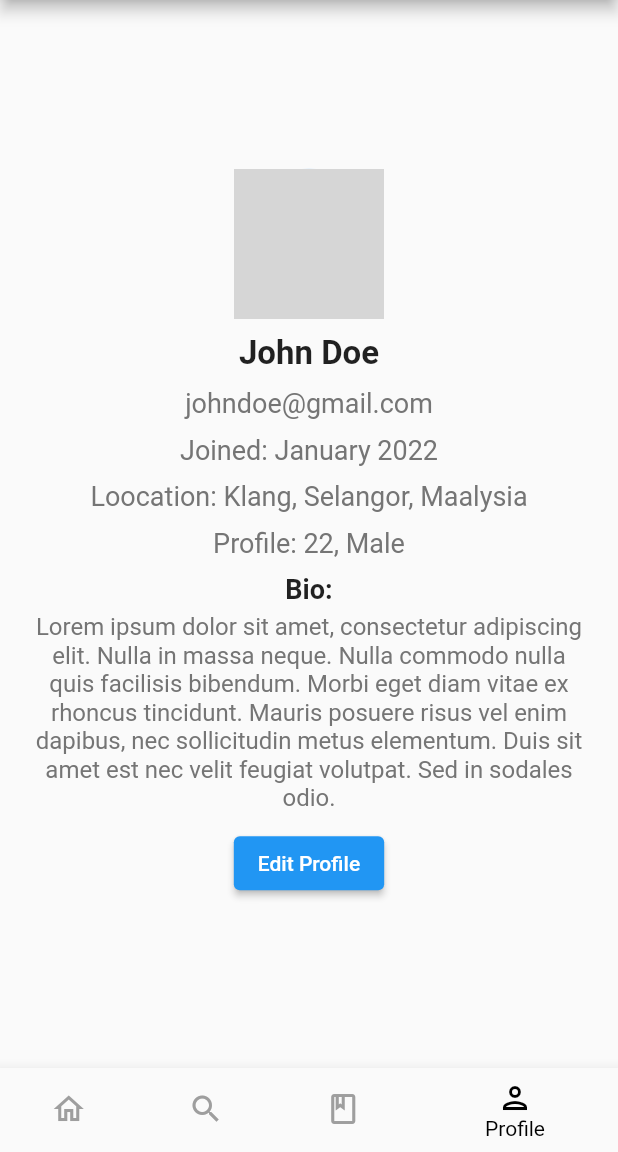
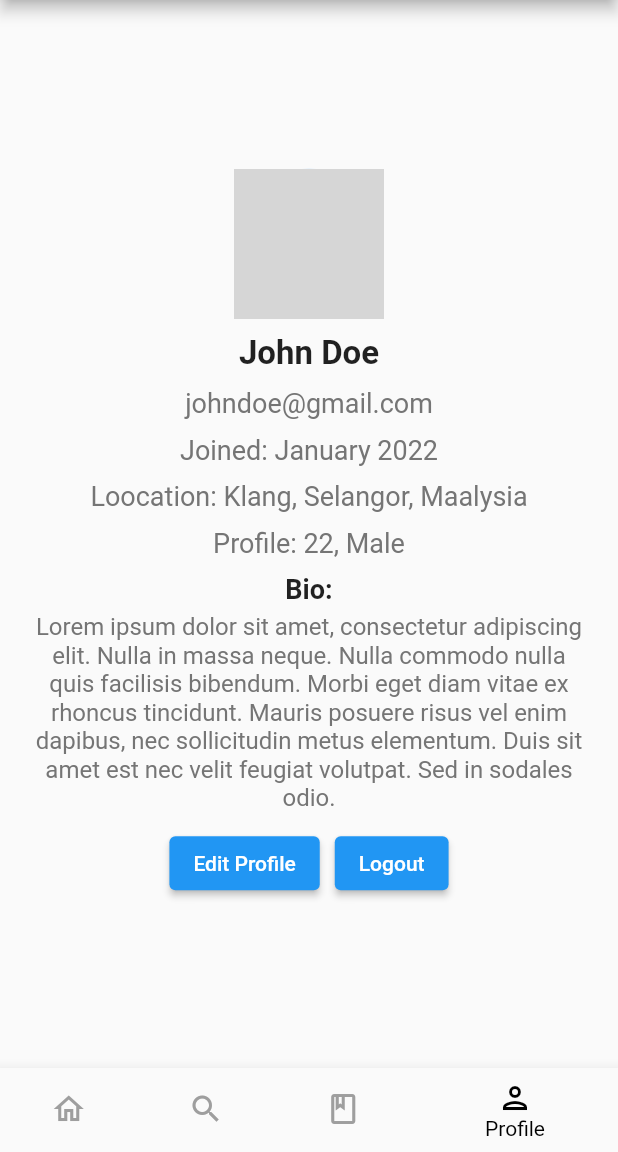
Before and after one commit to FACZ-MAP-Project/PetYatu, a Flutter app: the screen it shows after launch, item 4 of the bottom bar chosen, on a phone screen of 412 x 824 dp, the part 84-1236 px from its top. Run offline on Flutter 3.47's test engine with Material 2 defaults, Android fonts, the phone set to English and light mode, and no system bars; our stand-ins replace card_swiper; network calls fail; grey boxes are pictures that could not be loaded.

Commit message:
qq: added logout button

```diff
--- a/lib/views/profile_person_page.dart
+++ b/lib/views/profile_person_page.dart
@@ -79,14 +79,27 @@ class Profile extends StatelessWidget {
               ),
             ),
             SizedBox(height: 10.0),
+            Row(
+              mainAxisAlignment: MainAxisAlignment.center,
+              children: [
                 ElevatedButton(
                   onPressed: () {
                     Navigator.push(
                       context,
-                  MaterialPageRoute(builder: (context) => EditProfilePage()),
+                      MaterialPageRoute(
+                          builder: (context) => EditProfilePage()),
                     );
                   },
                   child: Text('Edit Profile'),
+                ),
+                SizedBox(width: 10.0),
+                ElevatedButton(
+                  onPressed: () {
+                    Navigator.pushNamed(context, '/login');
+                  },
+                  child: Text('Logout'),
+                ),
+              ],
             ),
           ],
         ),
```
Lines whose indentation alone changed are shown as unchanged.
